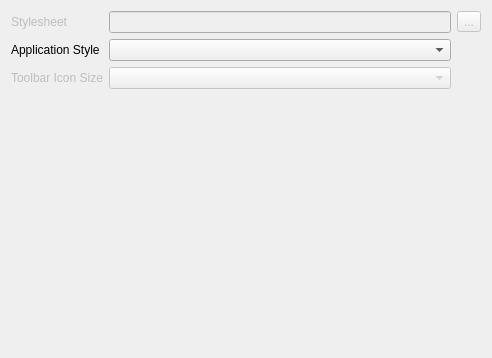
This is src/core/lib/MainWindow/MainSettingPage.ui in OpenSpeedShop/gui as Qt 5 draws it before an edit. The edited form follows.
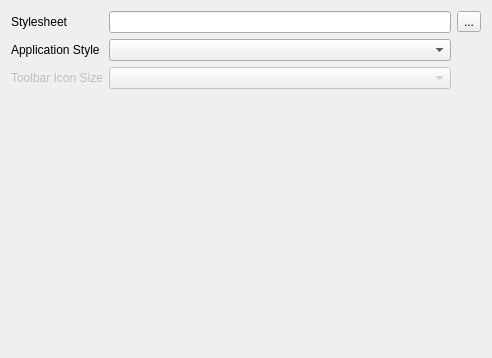
This is the edited form.

Commit message: Added stylesheet; implemented welcome page mock-up; added welcome data for OSS plugin

```diff
--- a/src/core/lib/MainWindow/MainSettingPage.ui
+++ b/src/core/lib/MainWindow/MainSettingPage.ui
@@ -18,9 +18,6 @@
     <layout class="QGridLayout" name="gridLayout_2">
      <item row="0" column="0">
       <widget class="QLabel" name="label_3">
-       <property name="enabled">
-        <bool>false</bool>
-       </property>
        <property name="toolTip">
         <string>Sets the application's stylesheet</string>
        </property>
@@ -31,9 +28,6 @@
      </item>
      <item row="0" column="1">
       <widget class="QLineEdit" name="txtStylesheet">
-       <property name="enabled">
-        <bool>false</bool>
-       </property>
        <property name="toolTip">
         <string>Sets the application's stylesheet</string>
        </property>
@@ -81,9 +75,6 @@
      </item>
      <item row="0" column="2">
       <widget class="QToolButton" name="btnStylesheet">
-       <property name="enabled">
-        <bool>false</bool>
-       </property>
        <property name="toolTip">
         <string>Sets the application's stylesheet</string>
        </property>
```
The commit also changes 22 other files.
